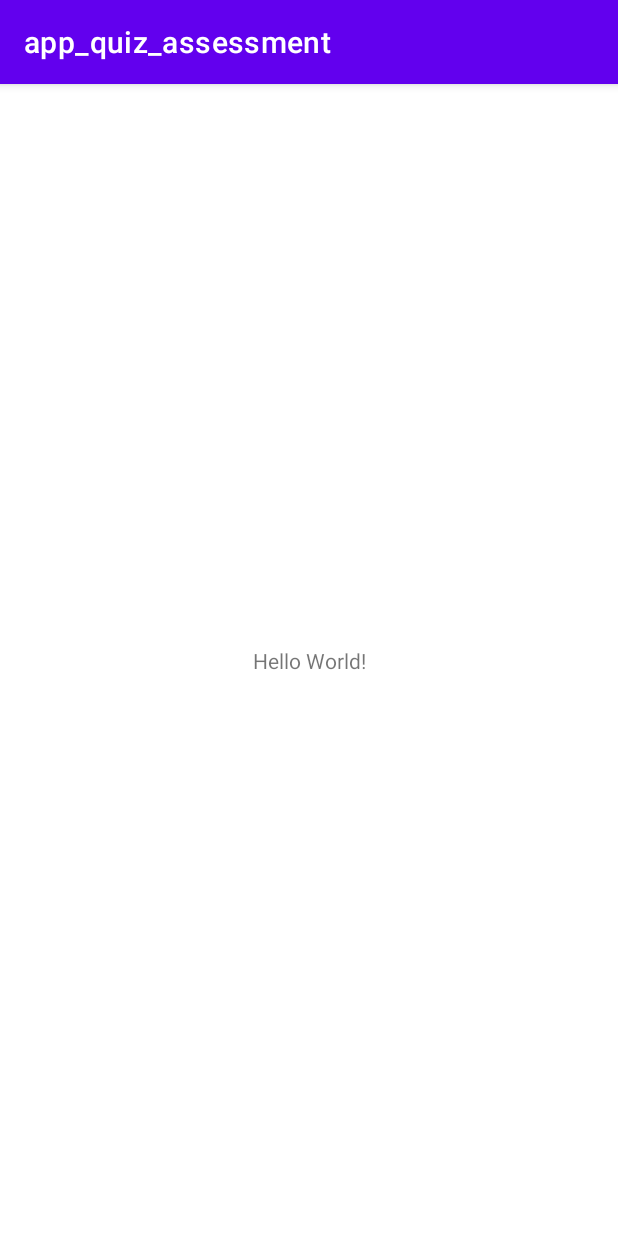
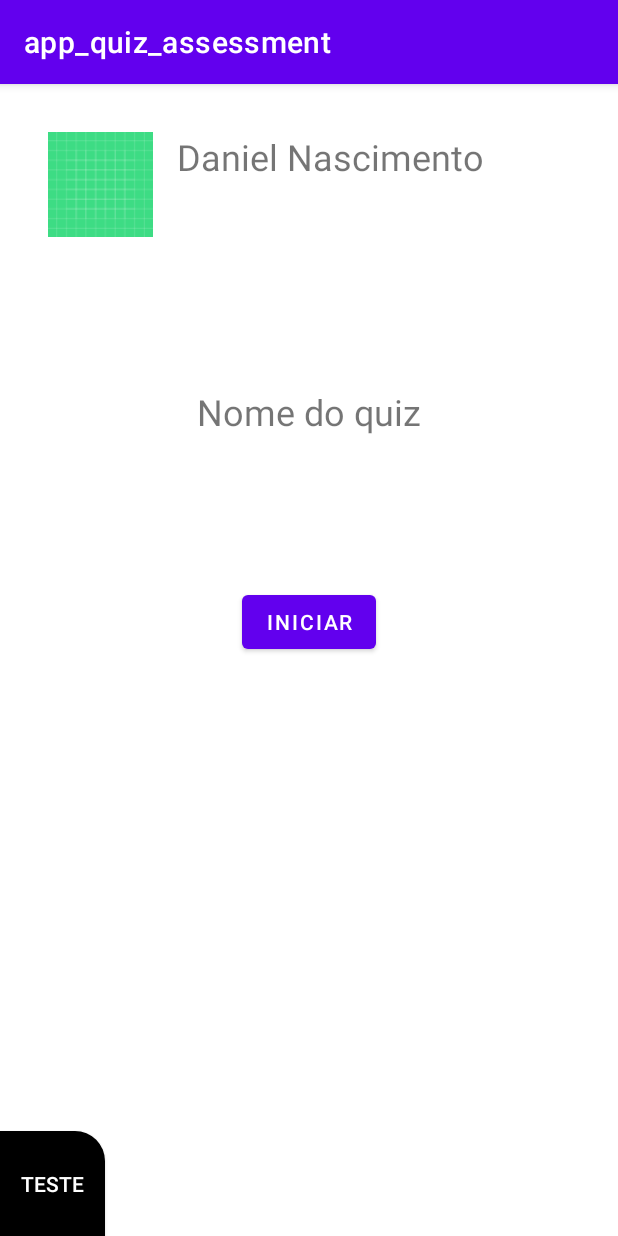
Before and after one commit to danielrn07/app_quiz, an Android app: the screen it shows after launch (MainActivity), on a phone screen of 412 x 824 dp. Run offline under Robolectric (Android 15) with nearby library versions, the phone set to English and light mode, and no system bars.

Commit message:
Criando esboço da tela inicial

```diff
--- a/app/build.gradle
+++ b/app/build.gradle
@@ -37,6 +37,8 @@ dependencies {
     implementation 'androidx.appcompat:appcompat:1.5.1'
     implementation 'com.google.android.material:material:1.6.1'
     implementation 'androidx.constraintlayout:constraintlayout:2.1.4'
+    implementation 'androidx.navigation:navigation-fragment-ktx:2.5.2'
+    implementation 'androidx.navigation:navigation-ui-ktx:2.5.2'
     testImplementation 'junit:junit:4.13.2'
     androidTestImplementation 'androidx.test.ext:junit:1.1.3'
     androidTestImplementation 'androidx.test.espresso:espresso-core:3.4.0'
--- /dev/null
+++ b/app/src/main/java/br/edu/infnet/app_quiz_assessment/ProfileFragment.kt
@@ -0,0 +1,21 @@
+package br.edu.infnet.app_quiz_assessment
+
+import android.os.Bundle
+import androidx.fragment.app.Fragment
+import android.view.LayoutInflater
+import android.view.View
+import android.view.ViewGroup
+
+
+class ProfileFragment : Fragment() {
+
+
+    override fun onCreateView(
+        inflater: LayoutInflater, container: ViewGroup?,
+        savedInstanceState: Bundle?
+    ): View? {
+        // Inflate the layout for this fragment
+        return inflater.inflate(R.layout.fragment_profile, container, false)
+    }
+
+}
--- /dev/null
+++ b/app/src/main/res/drawable/ic_question.xml
@@ -0,0 +1,5 @@
+<vector android:height="24dp" android:tint="#000000"
+    android:viewportHeight="24" android:viewportWidth="24"
+    android:width="24dp" xmlns:android="http://schemas.android.com/apk/res/android">
+    <path android:fillColor="@android:color/white" android:pathData="M12.09,2.91C10.08,0.9 7.07,0.49 4.65,1.67l4.34,4.34 -3,3 -4.34,-4.34C0.48,7.1 0.89,10.09 2.9,12.1c1.86,1.86 4.58,2.35 6.89,1.48l9.82,9.82 3.71,-3.71 -9.78,-9.79c0.92,-2.34 0.44,-5.1 -1.45,-6.99z"/>
+</vector>
--- /dev/null
+++ b/app/src/main/res/drawable/shape_style.xml
@@ -0,0 +1,11 @@
+<?xml version="1.0" encoding="utf-8"?>
+<selector xmlns:android="http://schemas.android.com/apk/res/android">
+
+    <item>
+        <shape android:shape="rectangle">
+            <solid android:color="@color/black"/>
+            <corners android:topRightRadius="20dp"/>
+
+        </shape>
+    </item>
+</selector>
--- a/app/src/main/res/layout/activity_main.xml
+++ b/app/src/main/res/layout/activity_main.xml
@@ -7,12 +7,48 @@
     tools:context=".MainActivity">
 
     <TextView
+        android:id="@+id/textView"
         android:layout_width="wrap_content"
         android:layout_height="wrap_content"
-        android:text="Hello World!"
-        app:layout_constraintBottom_toBottomOf="parent"
+        android:text="Nome do quiz"
+        android:layout_marginTop="100dp"
+        android:textSize="24sp"
         app:layout_constraintEnd_toEndOf="parent"
         app:layout_constraintStart_toStartOf="parent"
-        app:layout_constraintTop_toTopOf="parent" />
+        app:layout_constraintTop_toBottomOf="@+id/fragmentContainerView" />
+
+    <Button
+        android:id="@+id/button"
+        android:layout_width="wrap_content"
+        android:layout_height="wrap_content"
+        android:text="Iniciar"
+        android:layout_marginTop="100dp"
+        app:layout_constraintEnd_toEndOf="parent"
+        app:layout_constraintHorizontal_bias="0.5"
+        app:layout_constraintStart_toStartOf="parent"
+        app:layout_constraintTop_toBottomOf="@+id/textView" />
+
+    <androidx.appcompat.widget.AppCompatButton
+        android:id="@+id/button2"
+        android:background="@drawable/shape_style"
+        android:layout_width="70dp"
+        android:layout_height="70dp"
+        android:text="teste"
+        android:textColor="@color/white"
+        app:layout_constraintBottom_toBottomOf="parent"
+        app:layout_constraintStart_toStartOf="parent" />
+
+    <androidx.fragment.app.FragmentContainerView
+        android:id="@+id/fragmentContainerView"
+        android:name="br.edu.infnet.app_quiz_assessment.ProfileFragment"
+        android:layout_width="match_parent"
+        android:layout_height="0dp"
+        android:layout_margin="16dp"
+        app:layout_constraintEnd_toEndOf="parent"
+        app:layout_constraintStart_toStartOf="parent"
+        app:layout_constraintTop_toTopOf="parent"
+        app:navGraph="@navigation/shape_navigation"
+        />
+
 
 </androidx.constraintlayout.widget.ConstraintLayout>
--- /dev/null
+++ b/app/src/main/res/layout/fragment_profile.xml
@@ -0,0 +1,41 @@
+<?xml version="1.0" encoding="utf-8"?>
+<FrameLayout xmlns:android="http://schemas.android.com/apk/res/android"
+    xmlns:tools="http://schemas.android.com/tools"
+    android:layout_width="match_parent"
+    android:layout_height="match_parent"
+    tools:context=".ProfileFragment">
+
+    <androidx.constraintlayout.widget.ConstraintLayout xmlns:android="http://schemas.android.com/apk/res/android"
+        xmlns:app="http://schemas.android.com/apk/res-auto"
+        xmlns:tools="http://schemas.android.com/tools"
+        android:layout_width="match_parent"
+        android:layout_height="match_parent">
+
+
+        <ImageView
+            android:id="@+id/imageView"
+            android:layout_width="70dp"
+            android:layout_height="70dp"
+            android:layout_margin="16dp"
+            android:src="@drawable/ic_launcher_background"
+            app:layout_constraintStart_toStartOf="parent"
+            app:layout_constraintTop_toTopOf="parent" />
+
+        <TextView
+            android:layout_width="wrap_content"
+            android:layout_height="wrap_content"
+            android:layout_gravity="bottom"
+            android:layout_margin="16dp"
+            android:layout_marginStart="16dp"
+            android:layout_marginTop="52dp"
+            android:gravity="center"
+            android:text="Daniel Nascimento"
+            android:textSize="24sp"
+            app:layout_constraintStart_toEndOf="@+id/imageView"
+            app:layout_constraintTop_toTopOf="parent" />
+
+
+    </androidx.constraintlayout.widget.ConstraintLayout>
+
+
+</FrameLayout>
--- /dev/null
+++ b/app/src/main/res/navigation/shape_navigation.xml
@@ -0,0 +1,13 @@
+<?xml version="1.0" encoding="utf-8"?>
+<navigation xmlns:android="http://schemas.android.com/apk/res/android"
+    xmlns:app="http://schemas.android.com/apk/res-auto"
+    xmlns:tools="http://schemas.android.com/tools"
+    android:id="@+id/shape_navigation"
+    app:startDestination="@id/profileFragment">
+
+    <fragment
+        android:id="@+id/profileFragment"
+        android:name="br.edu.infnet.app_quiz_assessment.ProfileFragment"
+        android:label="fragment_profile"
+        tools:layout="@layout/fragment_profile" />
+</navigation>
--- a/app/src/main/res/values/strings.xml
+++ b/app/src/main/res/values/strings.xml
@@ -1,3 +1,5 @@
 <resources>
     <string name="app_name">app_quiz_assessment</string>
+    <!-- TODO: Remove or change this placeholder text -->
+    <string name="hello_blank_fragment">Hello blank fragment</string>
 </resources>
```
